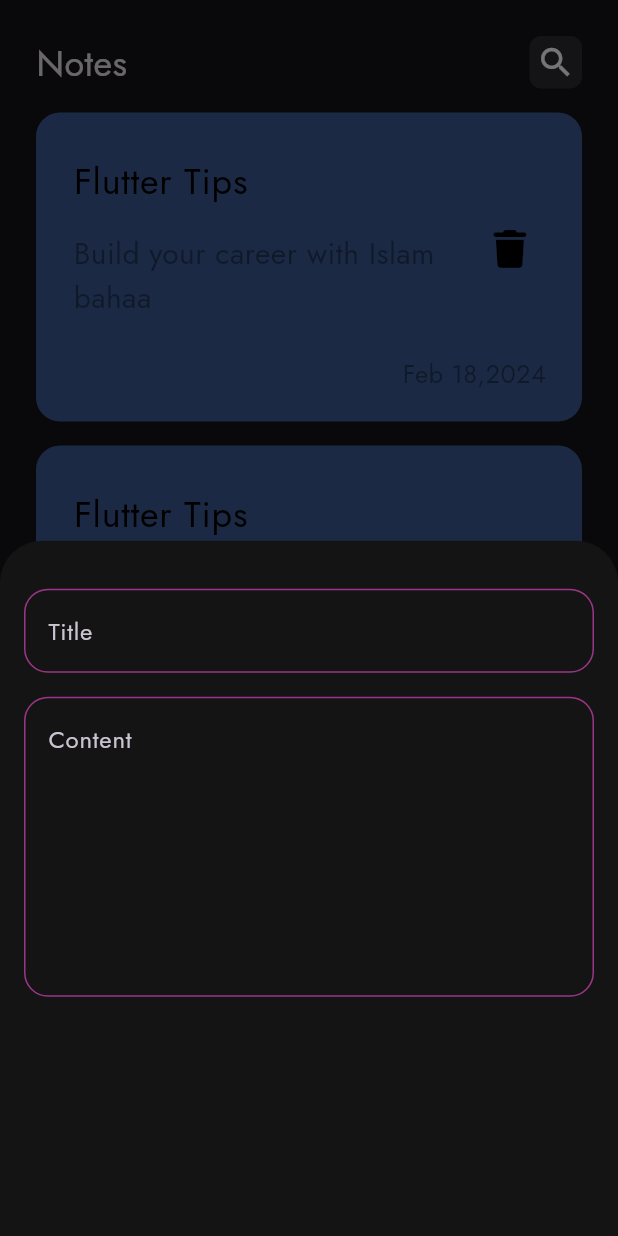
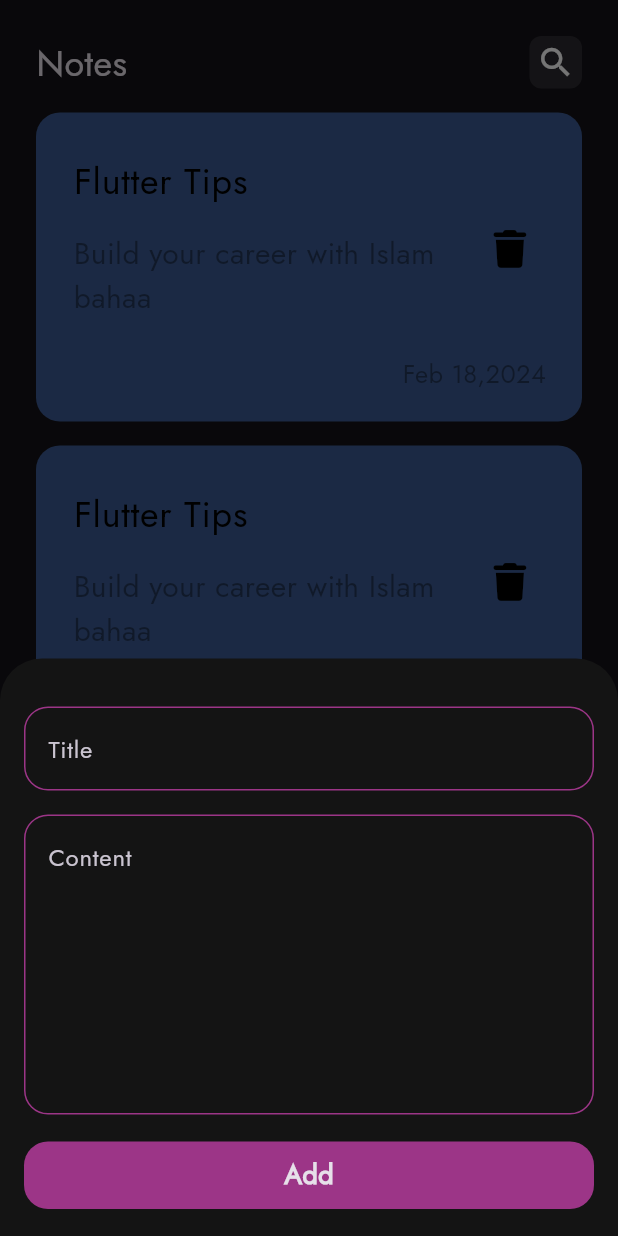
Before and after one commit to islambahaaa/notes_app, a Flutter app: the screen it shows after launch, after a tap on the "add" icon, on a phone screen of 412 x 824 dp. Run offline on Flutter 3.47's test engine with Material 3 defaults, Android fonts, the phone set to English and light mode, and no system bars; our stand-ins replace font_awesome_flutter.

Commit message:
finish bottom sheet (added add button)

```diff
--- a/lib/views/notes_view.dart
+++ b/lib/views/notes_view.dart
@@ -1,4 +1,6 @@
+import 'package:flutter/foundation.dart';
 import 'package:flutter/material.dart';
+import 'package:notes_app/constants.dart';
 import 'package:notes_app/widgets/add_note_modal_bottom_sheet.dart';
 import 'package:notes_app/widgets/notes_view_body.dart';
 
@@ -9,6 +11,7 @@ class NotesView extends StatelessWidget {
   Widget build(BuildContext context) {
     return Scaffold(
       floatingActionButton: FloatingActionButton(
+        backgroundColor: kPrimaryColor,
         child: const Icon(Icons.add),
         onPressed: () {
           showModalBottomSheet(
--- a/lib/widgets/add_note_modal_bottom_sheet.dart
+++ b/lib/widgets/add_note_modal_bottom_sheet.dart
@@ -1,4 +1,6 @@
 import 'package:flutter/material.dart';
+import 'package:notes_app/constants.dart';
+import 'package:notes_app/widgets/custom_button.dart';
 import 'package:notes_app/widgets/custom_text_field.dart';
 
 class AddNoteBottomSheet extends StatelessWidget {
@@ -8,6 +10,7 @@ class AddNoteBottomSheet extends StatelessWidget {
   Widget build(BuildContext context) {
     return const Padding(
       padding: EdgeInsets.symmetric(horizontal: 16),
+      child: SingleChildScrollView(
         child: Column(
           children: [
             SizedBox(
@@ -23,7 +26,15 @@ class AddNoteBottomSheet extends StatelessWidget {
               hint: 'Content',
               maxlines: 7,
             ),
+            SizedBox(
+              height: 18,
+            ),
+            CustomButton(),
+            SizedBox(
+              height: 18,
+            )
           ],
+        ),
       ),
     );
   }
--- /dev/null
+++ b/lib/widgets/custom_button.dart
@@ -0,0 +1,27 @@
+import 'package:flutter/material.dart';
+import 'package:notes_app/constants.dart';
+
+class CustomButton extends StatelessWidget {
+  const CustomButton({super.key});
+
+  @override
+  Widget build(BuildContext context) {
+    return Container(
+      width: MediaQuery.of(context).size.width,
+      height: 45,
+      decoration: BoxDecoration(
+        color: kPrimaryColor,
+        borderRadius: BorderRadius.circular(16),
+      ),
+      child: const Center(
+        child: Text(
+          'Add',
+          style: TextStyle(
+            fontSize: 18,
+            fontWeight: FontWeight.bold,
+          ),
+        ),
+      ),
+    );
+  }
+}
```
Lines whose indentation alone changed are shown as unchanged.
